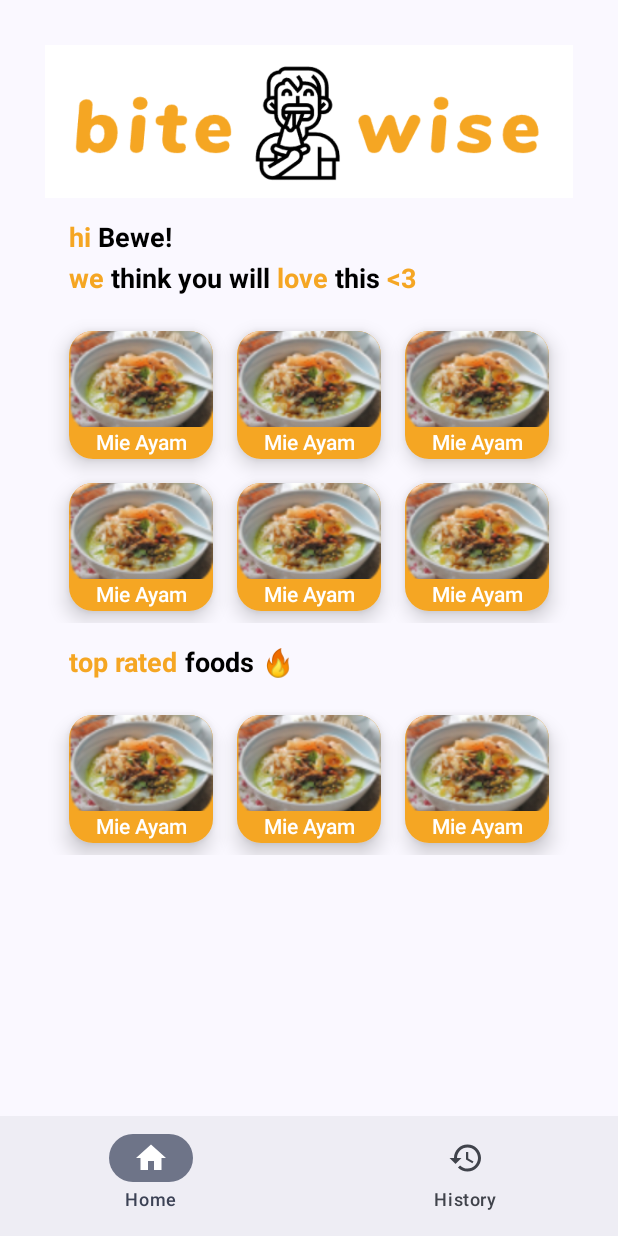
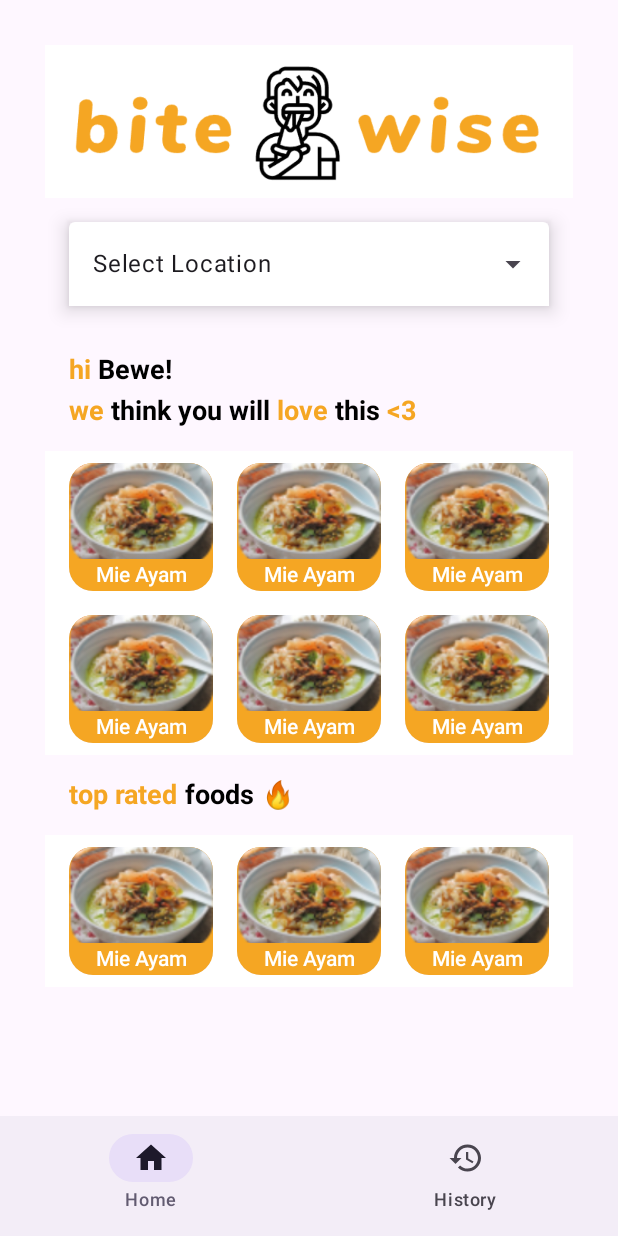
Before and after one commit to dzakybewe/BiteWiseApp, an Android app built with Jetpack Compose: the HomeScreen screen opened through its navigation route, on a phone screen of 412 x 824 dp. Run offline under Robolectric (Android 15) with nearby library versions, the phone set to English and light mode, and no system bars.

Commit message:
HomeScreen slicing. Adding location selector

```diff
--- a/app/src/main/java/com/bewe/bitewiseapp/ui/components/RestaurantTile.kt
+++ b/app/src/main/java/com/bewe/bitewiseapp/ui/components/RestaurantTile.kt
@@ -8,7 +8,6 @@ import androidx.compose.foundation.layout.fillMaxWidth
 import androidx.compose.foundation.layout.size
 import androidx.compose.foundation.shape.RoundedCornerShape
 import androidx.compose.material3.Card
-import androidx.compose.material3.CardDefaults
 import androidx.compose.material3.Text
 import androidx.compose.runtime.Composable
 import androidx.compose.ui.Alignment
@@ -19,11 +18,9 @@ import androidx.compose.ui.res.painterResource
 import androidx.compose.ui.text.TextStyle
 import androidx.compose.ui.text.font.FontWeight
 import androidx.compose.ui.text.style.TextAlign
-import androidx.compose.ui.tooling.preview.Preview
 import androidx.compose.ui.unit.dp
 import androidx.compose.ui.unit.sp
 import com.bewe.bitewiseapp.R
-import com.bewe.bitewiseapp.ui.theme.BiteWiseAppTheme
 import com.bewe.bitewiseapp.ui.theme.Orange
 
 @Composable
@@ -33,7 +30,6 @@ fun RestaurantTile(
     Card(
         modifier = modifier.size(85.dp),
         shape = RoundedCornerShape(16.dp),
-        elevation = CardDefaults.cardElevation(defaultElevation = 8.dp),
     ) {
         Box(
             modifier = Modifier.background(Orange).weight(3f).fillMaxWidth(),
--- a/app/src/main/java/com/bewe/bitewiseapp/ui/screens/home/HomeScreen.kt
+++ b/app/src/main/java/com/bewe/bitewiseapp/ui/screens/home/HomeScreen.kt
@@ -1,6 +1,7 @@
 package com.bewe.bitewiseapp.ui.screens.home
 
 import androidx.compose.foundation.Image
+import androidx.compose.foundation.background
 import androidx.compose.foundation.clickable
 import androidx.compose.foundation.layout.Arrangement
 import androidx.compose.foundation.layout.Column
@@ -11,15 +12,24 @@ import androidx.compose.foundation.layout.fillMaxSize
 import androidx.compose.foundation.layout.fillMaxWidth
 import androidx.compose.foundation.layout.height
 import androidx.compose.foundation.layout.padding
-import androidx.compose.foundation.layout.size
 import androidx.compose.foundation.lazy.grid.GridCells
 import androidx.compose.foundation.lazy.grid.LazyVerticalGrid
 import androidx.compose.foundation.lazy.grid.items
+import androidx.compose.material3.DropdownMenuItem
+import androidx.compose.material3.ExperimentalMaterial3Api
+import androidx.compose.material3.ExposedDropdownMenuBox
+import androidx.compose.material3.ExposedDropdownMenuDefaults
 import androidx.compose.material3.Scaffold
 import androidx.compose.material3.Text
+import androidx.compose.material3.TextField
 import androidx.compose.runtime.Composable
+import androidx.compose.runtime.getValue
+import androidx.compose.runtime.mutableStateOf
+import androidx.compose.runtime.remember
+import androidx.compose.runtime.setValue
 import androidx.compose.ui.Alignment
 import androidx.compose.ui.Modifier
+import androidx.compose.ui.draw.shadow
 import androidx.compose.ui.graphics.Color
 import androidx.compose.ui.res.painterResource
 import androidx.compose.ui.text.TextStyle
@@ -39,11 +49,18 @@ fun HomeScreen(
 ) {
     val itemList = listOf(1, 2, 3, 4, 5, 6) // Cuma buat tes
     val popularList = listOf(1, 2, 3) // Cuma buat tes
-    Scaffold {
+
+    val locations = listOf("Select Location", "Jaksel", "Jakbar", "Jaktim")
+    var expanded by remember { mutableStateOf(false) }
+    var selectedLocation by remember { mutableStateOf(locations[0]) }
+
+    Scaffold(
+        modifier = modifier.fillMaxSize(),
+    ) { innerPadding ->
         Column(
-            modifier = modifier
+            modifier = Modifier
                 .fillMaxSize()
-                .padding(it)
+                .padding(innerPadding)
                 .padding(30.dp),
             horizontalAlignment = Alignment.CenterHorizontally
         ) {
@@ -51,6 +68,14 @@ fun HomeScreen(
             Image(
                 painter = painterResource(id = R.drawable.logo),
                 contentDescription = "Logo",
+            )
+
+            LocationDropdown(
+                expanded = expanded,
+                selectedLocation = selectedLocation,
+                locations = locations,
+                onExpandedChange = { expanded = it },
+                onLocationClick = { selectedLocation = it }
             )
 
             GreetingSection()
@@ -158,6 +183,62 @@ fun GreetingSection(modifier: Modifier = Modifier) {
     }
 }
 
+@OptIn(ExperimentalMaterial3Api::class)
+@Composable
+fun LocationDropdown(
+    modifier: Modifier = Modifier,
+    expanded: Boolean,
+    onExpandedChange: (Boolean) -> Unit,
+    selectedLocation: String,
+    onLocationClick: (String) -> Unit,
+    locations: List<String>,
+) {
+    ExposedDropdownMenuBox(
+        expanded = expanded,
+        onExpandedChange = { onExpandedChange(!expanded) },
+        modifier = modifier
+            .fillMaxWidth()
+            .padding(16.dp)
+            .shadow(8.dp)
+    ) {
+        TextField(
+            value = selectedLocation,
+            onValueChange = {},
+            readOnly = true,
+            trailingIcon = {
+                ExposedDropdownMenuDefaults.TrailingIcon(
+                    expanded = expanded,
+                )
+            },
+            colors = ExposedDropdownMenuDefaults.textFieldColors(
+                focusedIndicatorColor = Color.Transparent,
+                unfocusedIndicatorColor = Color.Transparent,
+                focusedContainerColor = Color.White,
+                unfocusedContainerColor = Color.White
+            ),
+            modifier = Modifier
+                .fillMaxWidth()
+                .menuAnchor(),
+        )
+
+        ExposedDropdownMenu(
+            expanded = expanded,
+            modifier = Modifier.background(Color.White),
+            onDismissRequest = { onExpandedChange(false) }) {
+            locations.filter { it != "Select Location" }.forEach { location ->
+                DropdownMenuItem(
+                    text = { Text(text = location) },
+                    onClick = {
+                        onLocationClick(location)
+                        onExpandedChange(false)
+                    },
+                    modifier = Modifier.background(Color.White)
+                )
+            }
+        }
+    }
+}
+
 @Composable
 fun HomeContent(
     modifier: Modifier = Modifier,
@@ -169,7 +250,7 @@ fun HomeContent(
         contentPadding = PaddingValues(horizontal = 16.dp, vertical = 8.dp),
         verticalArrangement = Arrangement.spacedBy(16.dp),
         horizontalArrangement = Arrangement.spacedBy(16.dp),
-        modifier = modifier,
+        modifier = modifier.background(Color.White),
     ) {
         items(itemList) {
             RestaurantTile(modifier = Modifier.clickable {
@@ -178,3 +259,13 @@ fun HomeContent(
         }
     }
 }
+
+@Preview
+@Composable
+private fun HomeScreenPreview() {
+    BiteWiseAppTheme {
+        HomeScreen {
+
+        }
+    }
+}
--- a/app/src/main/java/com/bewe/bitewiseapp/ui/theme/Theme.kt
+++ b/app/src/main/java/com/bewe/bitewiseapp/ui/theme/Theme.kt
@@ -1,6 +1,5 @@
 package com.bewe.bitewiseapp.ui.theme
 
-import android.app.Activity
 import android.os.Build
 import androidx.compose.foundation.isSystemInDarkTheme
 import androidx.compose.material3.MaterialTheme
@@ -37,7 +36,7 @@ private val LightColorScheme = lightColorScheme(
 fun BiteWiseAppTheme(
     darkTheme: Boolean = isSystemInDarkTheme(),
     // Dynamic color is available on Android 12+
-    dynamicColor: Boolean = true,
+    dynamicColor: Boolean = false,
     content: @Composable () -> Unit
 ) {
     val colorScheme = when {
```
